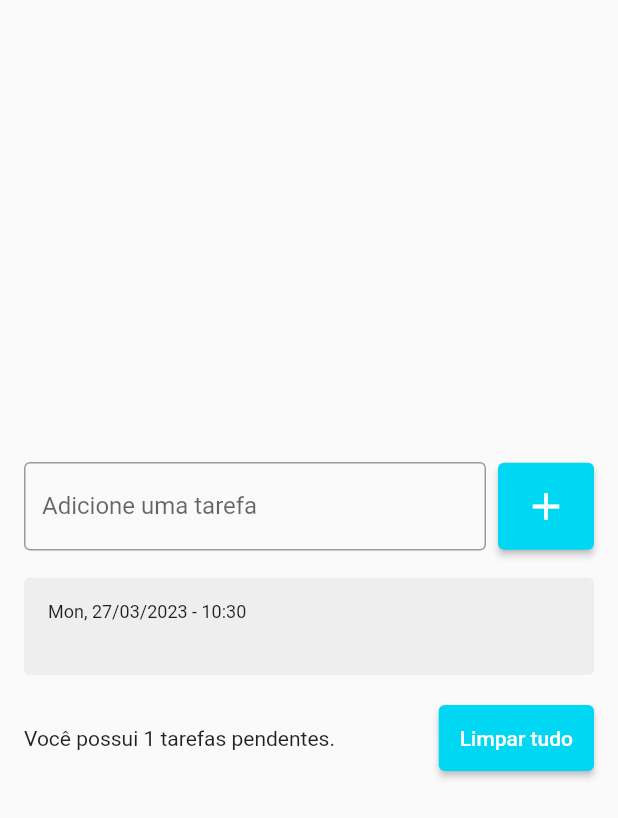
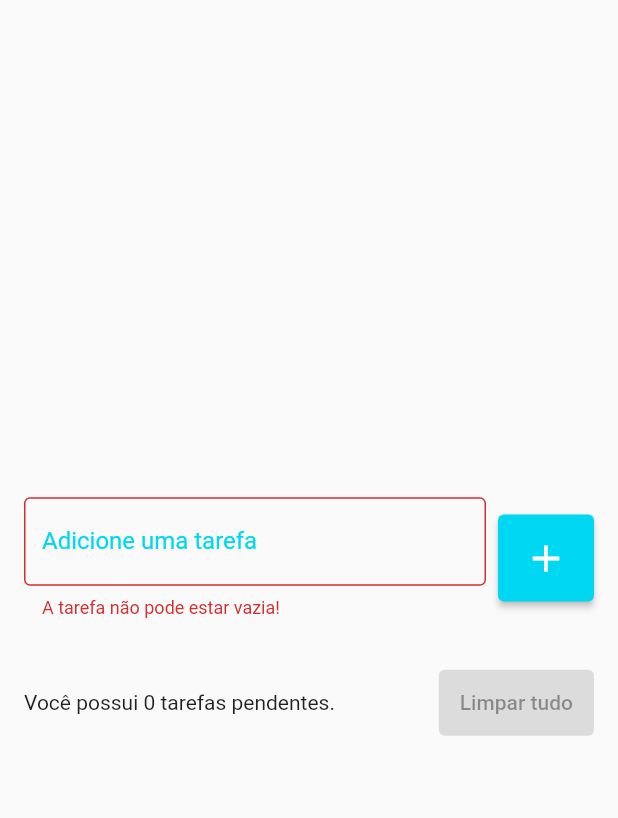
Before and after one commit to ecioferraz/udemy-flutter, a Flutter app: the screen it shows after launch, after a tap on the "add" icon, on a phone screen of 412 x 824 dp. Shown: the top 818 px of the screen. Run offline on Flutter 3.47's test engine with Material 2 defaults, Android fonts, the phone set to English and light mode, and no system bars; drawn by our look-alikes of flutter_slidable; our stand-ins replace shared_preferences.

Commit message:
feat: session 14

```diff
--- a/85-113-todo-list/todo_list/lib/models/todo.dart
+++ b/85-113-todo-list/todo_list/lib/models/todo.dart
@@ -1,6 +1,17 @@
 class Todo {
   Todo({required this.dateTime, required this.task});
 
+  Todo.fromJson(Map<String, dynamic> json)
+      : task = json['task'],
+        dateTime = DateTime.parse(json['datetime']);
+
   String task;
   DateTime dateTime;
+
+  Map<String, dynamic> toJson() {
+    return {
+      'task': task,
+      'datetime': dateTime.toIso8601String(),
+    };
+  }
 }
--- a/85-113-todo-list/todo_list/lib/pages/todo_list.dart
+++ b/85-113-todo-list/todo_list/lib/pages/todo_list.dart
@@ -1,9 +1,10 @@
 import 'package:flutter/material.dart';
 import 'package:todo_list/models/todo.dart';
+import 'package:todo_list/repositories/todo_repository.dart';
 import 'package:todo_list/widgets/todo_list_item.dart';
 
 class TodoListPage extends StatefulWidget {
-  TodoListPage({Key? key}) : super(key: key);
+  const TodoListPage({Key? key}) : super(key: key);
 
   @override
   State<TodoListPage> createState() => _TodoListPageState();
@@ -11,10 +12,23 @@ class TodoListPage extends StatefulWidget {
 
 class _TodoListPageState extends State<TodoListPage> {
   final TextEditingController todoController = TextEditingController();
+  final TodoRepository todoRepository = TodoRepository();
 
   List<Todo> todos = [];
   Todo? deletedTodo;
   int? deletedTodoIndex;
+  String? errorText;
+
+  @override
+  void initState() {
+    super.initState();
+
+    todoRepository.getTodoList().then((value) {
+      setState(() {
+        todos = value;
+      });
+    });
+  }
 
   void onDelete(Todo todo) {
     deletedTodo = todo;
@@ -23,6 +37,8 @@ class _TodoListPageState extends State<TodoListPage> {
     setState(() {
       todos.remove(todo);
     });
+
+    todoRepository.saveTodoList(todos);
 
     ScaffoldMessenger.of(context).clearSnackBars();
 
@@ -33,6 +49,7 @@ class _TodoListPageState extends State<TodoListPage> {
           setState(() {
             todos.insert(deletedTodoIndex!, deletedTodo!);
           });
+          todoRepository.saveTodoList(todos);
         },
         textColor: const Color(0xff00d7f3),
       ),
@@ -49,6 +66,8 @@ class _TodoListPageState extends State<TodoListPage> {
     setState(() {
       todos.clear();
     });
+
+    todoRepository.saveTodoList(todos);
   }
 
   void confirmDeleteAll() {
@@ -98,6 +117,16 @@ class _TodoListPageState extends State<TodoListPage> {
                         controller: todoController,
                         decoration: InputDecoration(
                           border: OutlineInputBorder(),
+                          errorText: errorText,
+                          focusedBorder: OutlineInputBorder(
+                            borderSide: BorderSide(
+                              color: Color(0xff00d7f3),
+                              width: 2,
+                            ),
+                          ),
+                          labelStyle: TextStyle(
+                            color: Color(0xff00d7f3),
+                          ),
                           labelText: 'Adicione uma tarefa',
                           hintText: 'Ex.: Estudar Flutter',
                         ),
@@ -106,15 +135,25 @@ class _TodoListPageState extends State<TodoListPage> {
                     SizedBox(width: 8),
                     ElevatedButton(
                       onPressed: () {
-                        String text = todoController.text;
                         setState(() {
+                          String task = todoController.text;
+
+                          if (task.isEmpty) {
+                            setState(() {
+                              errorText = 'A tarefa não pode estar vazia!';
+                            });
+                            return;
+                          }
+
                           Todo newTodo = Todo(
                             dateTime: DateTime.now(),
-                            task: text,
+                            task: task,
                           );
                           todos.add(newTodo);
+                          errorText = null;
                         });
                         todoController.clear();
+                        todoRepository.saveTodoList(todos);
                       },
                       style: ElevatedButton.styleFrom(
                         backgroundColor: Color(0xff00d7f3),
--- /dev/null
+++ b/85-113-todo-list/todo_list/lib/repositories/todo_repository.dart
@@ -0,0 +1,22 @@
+import 'dart:convert';
+
+import 'package:shared_preferences/shared_preferences.dart';
+import 'package:todo_list/models/todo.dart';
+
+const todoListKey = 'todo_list';
+
+class TodoRepository {
+  late SharedPreferences sharedPreferences;
+
+  Future<List<Todo>> getTodoList() async {
+    sharedPreferences = await SharedPreferences.getInstance();
+    final String jsonString = sharedPreferences.getString(todoListKey) ?? '[]';
+    final List decodedJson = json.decode(jsonString) as List;
+    return decodedJson.map((json) => Todo.fromJson(json)).toList();
+  }
+
+  void saveTodoList(List<Todo> todos) {
+    final String jsonString = json.encode(todos);
+    sharedPreferences.setString(todoListKey, jsonString);
+  }
+}
--- a/85-113-todo-list/todo_list/pubspec.yaml
+++ b/85-113-todo-list/todo_list/pubspec.yaml
@@ -37,6 +37,7 @@ dependencies:
   cupertino_icons: ^1.0.2
   intl:
   flutter_slidable: ^2.0.0
+  shared_preferences: ^2.0.20
 
 dev_dependencies:
   flutter_test:
```
Also changed, not shown: 85-113-todo-list/todo_list/pubspec.lock.
